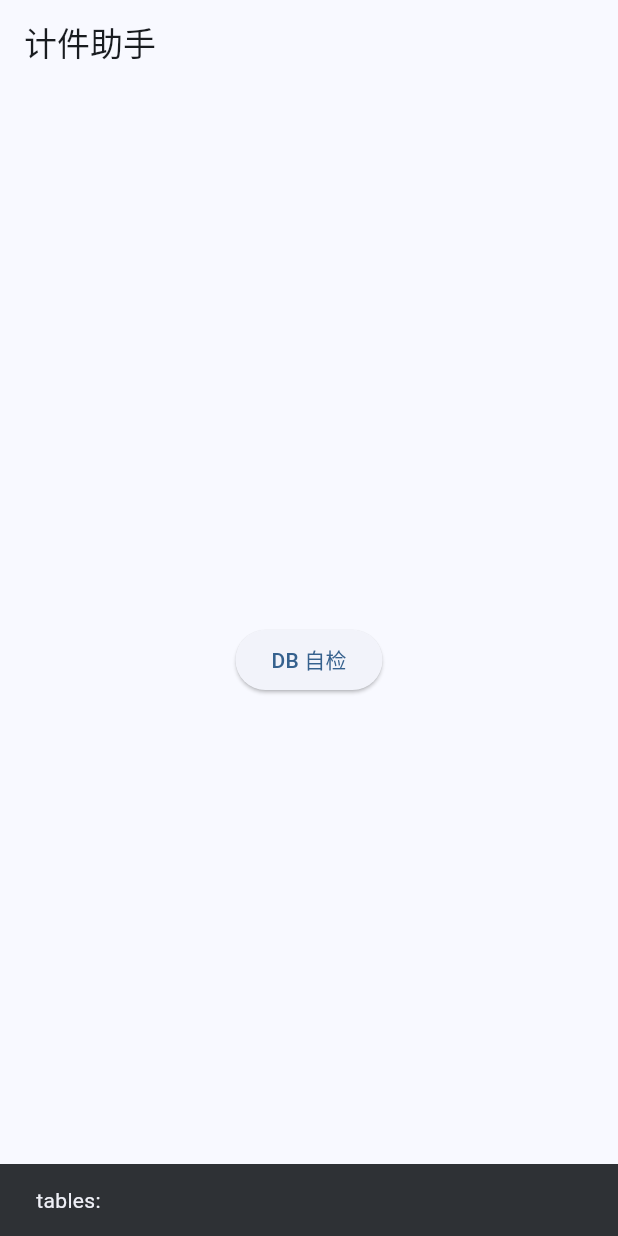
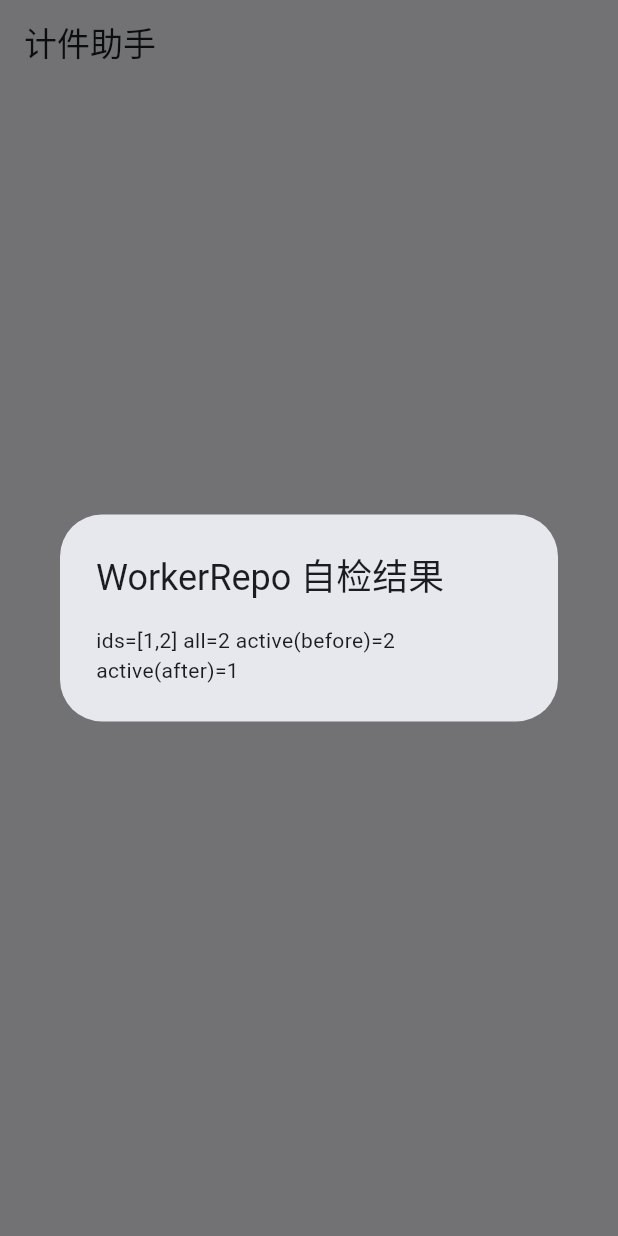
Before and after one commit to yuanyuantsoi/piece_tracker, a Flutter app: the screen it shows after launch, after a tap on "DB 自检", on a phone screen of 412 x 824 dp. Run offline on Flutter 3.47's test engine with Material 3 defaults, Android fonts, the phone set to English and light mode, and no system bars; our stand-ins replace flutter_riverpod, sqflite; accounts and stored records are empty.

Commit message:
feat: implement worker_repo and entry_repo (v1.0.1 rules)

```diff
--- a/lib/pages/calendar_page.dart
+++ b/lib/pages/calendar_page.dart
@@ -1,5 +1,9 @@
 import 'package:flutter/material.dart';
 import '../data/sqlite_db.dart';
+import '../repos/entry_repo.dart';
+import '../models/date_key.dart';
+import '../repos/worker_repo.dart';
+import '../models/worker_type.dart';
 
 class CalendarPage extends StatelessWidget {
   const CalendarPage({super.key});
@@ -13,6 +17,53 @@ class CalendarPage extends StatelessWidget {
     return 'tables: ${names.join(', ')}';
   }
 
+  Future<String> _repoSelfCheck() async {
+  final db = await SqliteDb.open();
+  final repo = EntryRepo(db);
+
+  final dateKey = DateKey.fromDate(DateTime.now());
+
+  // 先确保干净
+  await repo.setCount(dateKey, 1, 0);
+
+  // upsert insert
+  await repo.setCount(dateKey, 1, 12);
+  var m = await repo.getCountsByDate(dateKey);
+  final a = m[1];
+
+  // upsert update
+  await repo.setCount(dateKey, 1, 34);
+  m = await repo.getCountsByDate(dateKey);
+  final b = m[1];
+
+  // delete
+  await repo.setCount(dateKey, 1, 0);
+  m = await repo.getCountsByDate(dateKey);
+  final c = m.containsKey(1);
+
+  return 'insert=$a update=$b deleted=${!c}';
+}
+
+Future<String> _workerRepoSelfCheck() async {
+  final db = await SqliteDb.open();
+  final repo = WorkerRepo(db);
+
+  // 调试自检：清空 workers（只在 v1 开发阶段用）
+  await db.delete('workers');
+
+  final id1 = await repo.addWorker('张三', WorkerType.sewing);
+  final id2 = await repo.addWorker('李四', WorkerType.ironing);
+
+  final all = await repo.listAllByIdAsc();
+  final active1 = await repo.listActiveByIdAsc();
+
+  await repo.setWorkerActive(id2, false);
+
+  final active2 = await repo.listActiveByIdAsc();
+
+  return 'ids=[$id1,$id2] all=${all.length} active(before)=${active1.length} active(after)=${active2.length}';
+}
+
   @override
   Widget build(BuildContext context) {
     return Scaffold(
@@ -22,13 +73,23 @@ class CalendarPage extends StatelessWidget {
 //--------------------------------------------------
 onPressed: () async {
   try {
-        final msg = await _dbSelfCheck();
+    final msg = await _workerRepoSelfCheck();
     if (!context.mounted) return;
-        ScaffoldMessenger.of(context).showSnackBar(SnackBar(content: Text(msg)));
+    showDialog(
+      context: context,
+      builder: (_) => AlertDialog(
+        title: const Text('WorkerRepo 自检结果'),
+        content: Text(msg),
+      ),
+    );
   } catch (e) {
     if (!context.mounted) return;
-        ScaffoldMessenger.of(context).showSnackBar(
-        SnackBar(content: Text('DB error: $e')),
+    showDialog(
+      context: context,
+      builder: (_) => AlertDialog(
+        title: const Text('WorkerRepo 自检失败'),
+        content: Text(e.toString()),
+      ),
     );
   }
 },
--- /dev/null
+++ b/lib/repos/worker_repo.dart
@@ -0,0 +1,60 @@
+// lib/repos/worker_repo.dart
+
+import 'package:sqflite/sqflite.dart';
+import '../models/worker_row.dart';
+import '../models/worker_type.dart';
+
+class WorkerRepo {
+  final Database db;
+  WorkerRepo(this.db);
+
+  /// WorkerManage 用：全部工人，按 id 升序
+  Future<List<WorkerRow>> listAllByIdAsc() async {
+    final rows = await db.query(
+      'workers',
+      columns: const ['id', 'name', 'type', 'is_active'],
+      orderBy: 'id ASC',
+    );
+    return rows.map(WorkerRow.fromMap).toList();
+  }
+
+  /// DayOverview 用：启用工人，按 id 升序
+  Future<List<WorkerRow>> listActiveByIdAsc() async {
+    final rows = await db.query(
+      'workers',
+      columns: const ['id', 'name', 'type', 'is_active'],
+      where: 'is_active = 1',
+      orderBy: 'id ASC',
+    );
+    return rows.map(WorkerRow.fromMap).toList();
+  }
+
+  /// 新增工人：返回新 workerId（便于后续立刻使用）
+  Future<int> addWorker(String name, WorkerType type) async {
+    final trimmed = name.trim();
+    if (trimmed.isEmpty) {
+      throw ArgumentError('name cannot be empty');
+    }
+
+    final id = await db.insert(
+      'workers',
+      {
+        'name': trimmed,
+        'type': type.toDb(),
+        'is_active': 1,
+      },
+      conflictAlgorithm: ConflictAlgorithm.abort,
+    );
+    return id;
+  }
+
+  /// 启用/停用工人（不删除）
+  Future<void> setWorkerActive(int workerId, bool active) async {
+    await db.update(
+      'workers',
+      {'is_active': active ? 1 : 0},
+      where: 'id = ?',
+      whereArgs: [workerId],
+    );
+  }
+}
```
Also changed, not shown: lib/repos/entry_repo.dart (added, +52 -0 lines). Lines whose indentation alone changed are shown as unchanged.
